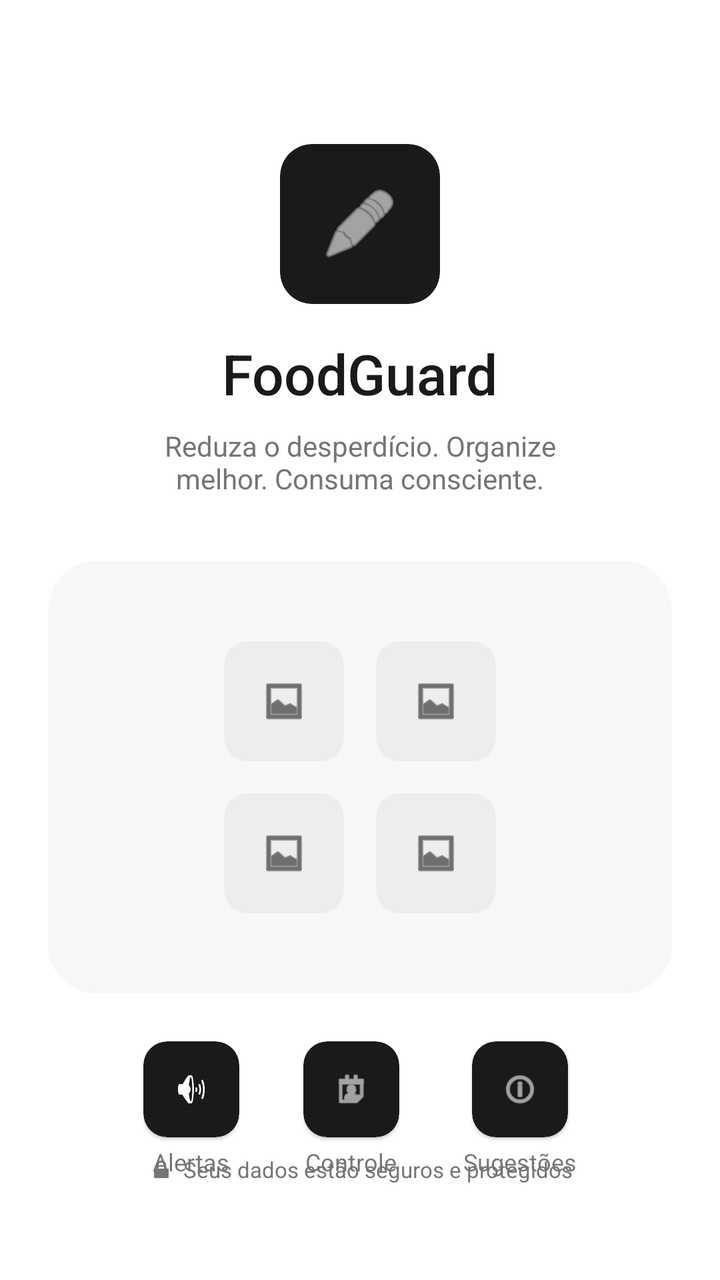
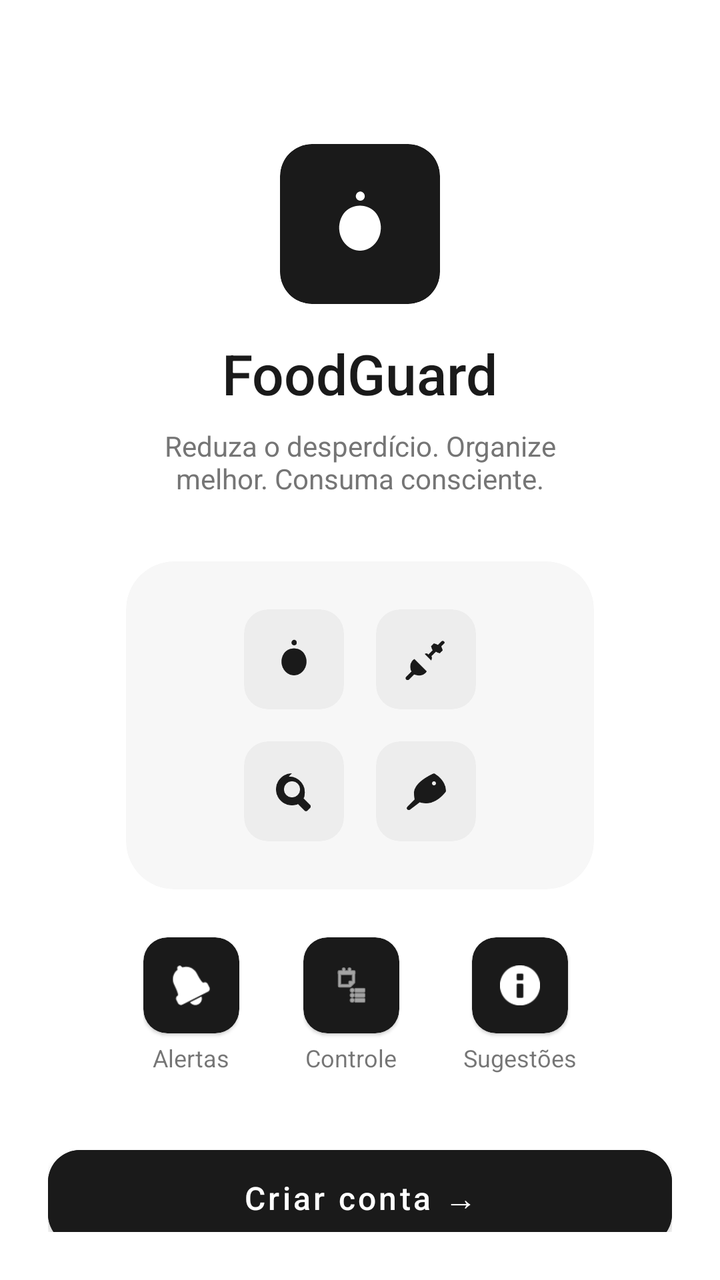

Before-and-after screenshots of an Android layout around one commit, followed by the original layout XML and the change that was made.
<!-- AndroidManifest.xml: application theme Theme.FoodGuard -->
<!-- res/layout/activity_login.xml -->
<?xml version="1.0" encoding="utf-8"?>
<androidx.constraintlayout.widget.ConstraintLayout xmlns:android="http://schemas.android.com/apk/res/android"
    xmlns:app="http://schemas.android.com/apk/res-auto"
    xmlns:tools="http://schemas.android.com/tools"
    android:layout_width="match_parent"
    android:layout_height="match_parent"
    android:background="@color/white"
    android:padding="24dp"
    tools:context=".LoginActivity">

    
    <com.google.android.material.card.MaterialCardView
        android:id="@+id/cardLogo"
        android:layout_width="80dp"
        android:layout_height="80dp"
        android:layout_marginTop="48dp"
        app:cardBackgroundColor="@color/primary_black"
        app:cardCornerRadius="16dp"
        app:cardElevation="0dp"
        app:layout_constraintEnd_toEndOf="parent"
        app:layout_constraintStart_toStartOf="parent"
        app:layout_constraintTop_toTopOf="parent">

        <ImageView
            android:layout_width="40dp"
            android:layout_height="40dp"
            android:layout_gravity="center"
            android:src="@android:drawable/ic_menu_edit"
            app:tint="@color/white" />
    </com.google.android.material.card.MaterialCardView>

    <TextView
        android:id="@+id/tvAppName"
        android:layout_width="wrap_content"
        android:layout_height="wrap_content"
        android:layout_marginTop="16dp"
        android:fontFamily="sans-serif-medium"
        android:text="FoodGuard"
        android:textColor="@color/primary_black"
        android:textSize="28sp"
        app:layout_constraintEnd_toEndOf="parent"
        app:layout_constraintStart_toStartOf="parent"
        app:layout_constraintTop_toBottomOf="@id/cardLogo" />

    <TextView
        android:id="@+id/tvSlogan"
        android:layout_width="0dp"
        android:layout_height="wrap_content"
        android:layout_marginTop="8dp"
        android:gravity="center"
        android:text="Reduza o desperdício. Organize melhor. Consuma consciente."
        android:textColor="@color/text_gray"
        android:textSize="14sp"
        app:layout_constraintEnd_toEndOf="parent"
        app:layout_constraintStart_toStartOf="parent"
        app:layout_constraintTop_toBottomOf="@id/tvAppName"
        app:layout_constraintWidth_percent="0.7" />

    
    <com.google.android.material.card.MaterialCardView
        android:id="@+id/cardFeatures"
        android:layout_width="match_parent"
        android:layout_height="wrap_content"
        android:layout_marginTop="32dp"
        app:cardBackgroundColor="@color/background_gray"
        app:cardCornerRadius="24dp"
        app:cardElevation="0dp"
        app:layout_constraintTop_toBottomOf="@id/tvSlogan">

        <GridLayout
            android:layout_width="wrap_content"
            android:layout_height="wrap_content"
            android:layout_gravity="center"
            android:layout_margin="32dp"
            android:columnCount="2"
            android:rowCount="2">

            
            <com.google.android.material.card.MaterialCardView
                android:layout_width="60dp"
                android:layout_height="60dp"
                android:layout_margin="8dp"
                app:cardBackgroundColor="@color/card_gray"
                app:cardCornerRadius="12dp"
                app:cardElevation="0dp">
                <ImageView
                    android:layout_width="24dp"
                    android:layout_height="24dp"
                    android:layout_gravity="center"
                    android:src="@android:drawable/ic_menu_gallery"
                    app:tint="@color/primary_black" />
            </com.google.android.material.card.MaterialCardView>

            <com.google.android.material.card.MaterialCardView
                android:layout_width="60dp"
                android:layout_height="60dp"
                android:layout_margin="8dp"
                app:cardBackgroundColor="@color/card_gray"
                app:cardCornerRadius="12dp"
                app:cardElevation="0dp">
                <ImageView
                    android:layout_width="24dp"
                    android:layout_height="24dp"
                    android:layout_gravity="center"
                    android:src="@android:drawable/ic_menu_gallery"
                    app:tint="@color/primary_black" />
            </com.google.android.material.card.MaterialCardView>

            <com.google.android.material.card.MaterialCardView
                android:layout_width="60dp"
                android:layout_height="60dp"
                android:layout_margin="8dp"
                app:cardBackgroundColor="@color/card_gray"
                app:cardCornerRadius="12dp"
                app:cardElevation="0dp">
                <ImageView
                    android:layout_width="24dp"
                    android:layout_height="24dp"
                    android:layout_gravity="center"
                    android:src="@android:drawable/ic_menu_gallery"
                    app:tint="@color/primary_black" />
            </com.google.android.material.card.MaterialCardView>

            <com.google.android.material.card.MaterialCardView
                android:layout_width="60dp"
                android:layout_height="60dp"
                android:layout_margin="8dp"
                app:cardBackgroundColor="@color/card_gray"
                app:cardCornerRadius="12dp"
                app:cardElevation="0dp">
                <ImageView
                    android:layout_width="24dp"
                    android:layout_height="24dp"
                    android:layout_gravity="center"
                    android:src="@android:drawable/ic_menu_gallery"
                    app:tint="@color/primary_black" />
            </com.google.android.material.card.MaterialCardView>

        </GridLayout>
    </com.google.android.material.card.MaterialCardView>

    
    <LinearLayout
        android:id="@+id/llActions"
        android:layout_width="match_parent"
        android:layout_height="wrap_content"
        android:layout_marginTop="24dp"
        android:gravity="center"
        android:orientation="horizontal"
        app:layout_constraintTop_toBottomOf="@id/cardFeatures">

        <LinearLayout
            android:layout_width="wrap_content"
            android:layout_height="wrap_content"
            android:layout_marginHorizontal="16dp"
            android:gravity="center"
            android:orientation="vertical">
            <com.google.android.material.card.MaterialCardView
                android:layout_width="48dp"
                android:layout_height="48dp"
                app:cardBackgroundColor="@color/primary_black"
                app:cardCornerRadius="12dp">
                <ImageView
                    android:layout_width="20dp"
                    android:layout_height="20dp"
                    android:layout_gravity="center"
                    android:src="@android:drawable/ic_lock_silent_mode_off"
                    app:tint="@color/white" />
            </com.google.android.material.card.MaterialCardView>
            <TextView
                android:layout_width="wrap_content"
                android:layout_height="wrap_content"
                android:layout_marginTop="4dp"
                android:text="Alertas"
                android:textSize="12sp" />
        </LinearLayout>

        <LinearLayout
            android:layout_width="wrap_content"
            android:layout_height="wrap_content"
            android:layout_marginHorizontal="16dp"
            android:gravity="center"
            android:orientation="vertical">
            <com.google.android.material.card.MaterialCardView
                android:layout_width="48dp"
                android:layout_height="48dp"
                app:cardBackgroundColor="@color/primary_black"
                app:cardCornerRadius="12dp">
                <ImageView
                    android:layout_width="20dp"
                    android:layout_height="20dp"
                    android:layout_gravity="center"
                    android:src="@android:drawable/ic_menu_my_calendar"
                    app:tint="@color/white" />
            </com.google.android.material.card.MaterialCardView>
            <TextView
                android:layout_width="wrap_content"
                android:layout_height="wrap_content"
                android:layout_marginTop="4dp"
                android:text="Controle"
                android:textSize="12sp" />
        </LinearLayout>

        <LinearLayout
            android:layout_width="wrap_content"
            android:layout_height="wrap_content"
            android:layout_marginHorizontal="16dp"
            android:gravity="center"
            android:orientation="vertical">
            <com.google.android.material.card.MaterialCardView
                android:layout_width="48dp"
                android:layout_height="48dp"
                app:cardBackgroundColor="@color/primary_black"
                app:cardCornerRadius="12dp">
                <ImageView
                    android:layout_width="20dp"
                    android:layout_height="20dp"
                    android:layout_gravity="center"
                    android:src="@android:drawable/ic_menu_info_details"
                    app:tint="@color/white" />
            </com.google.android.material.card.MaterialCardView>
            <TextView
                android:layout_width="wrap_content"
                android:layout_height="wrap_content"
                android:layout_marginTop="4dp"
                android:text="Sugestões"
                android:textSize="12sp" />
        </LinearLayout>
    </LinearLayout>

    
    <com.google.android.material.button.MaterialButton
        android:id="@+id/btnCreateAccount"
        android:layout_width="match_parent"
        android:layout_height="60dp"
        android:layout_marginTop="32dp"
        android:backgroundTint="@color/primary_black"
        android:text="Criar conta →"
        android:textAllCaps="false"
        android:textSize="16sp"
        app:cornerRadius="16dp"
        app:layout_constraintTop_toBottomOf="@id/llActions" />

    <com.google.android.material.button.MaterialButton
        android:id="@+id/btnLogin"
        style="@style/Widget.MaterialComponents.Button.OutlinedButton"
        android:layout_width="match_parent"
        android:layout_height="60dp"
        android:layout_marginTop="12dp"
        android:text="Entrar"
        android:textAllCaps="false"
        android:textColor="@color/primary_black"
        android:textSize="16sp"
        app:cornerRadius="16dp"
        app:layout_constraintTop_toBottomOf="@id/btnCreateAccount"
        app:strokeColor="@color/primary_black" />

    
    <LinearLayout
        android:layout_width="wrap_content"
        android:layout_height="wrap_content"
        android:layout_marginBottom="24dp"
        android:gravity="center"
        android:orientation="horizontal"
        app:layout_constraintBottom_toBottomOf="parent"
        app:layout_constraintEnd_toEndOf="parent"
        app:layout_constraintStart_toStartOf="parent">

        <ImageView
            android:layout_width="14dp"
            android:layout_height="14dp"
            android:src="@android:drawable/ic_lock_lock"
            app:tint="@color/text_gray" />

        <TextView
            android:layout_width="wrap_content"
            android:layout_height="wrap_content"
            android:layout_marginStart="4dp"
            android:text="Seus dados estão seguros e protegidos"
            android:textColor="@color/text_gray"
            android:textSize="11sp" />
    </LinearLayout>

</androidx.constraintlayout.widget.ConstraintLayout>
<!-- resources referenced by this layout -->
<resources>
  <color name="background_gray">#F7F7F7</color>
  <color name="card_gray">#EDEDED</color>
  <color name="primary_black">#1A1A1A</color>
  <color name="text_gray">#757575</color>
  <color name="white">#FFFFFF</color>
  <style name="Theme.FoodGuard" parent="Base.Theme.FoodGuard" />
  <style name="Base.Theme.FoodGuard" parent="Theme.MaterialComponents.Light.NoActionBar">
          
          <item name="colorPrimary">@color/primary_black</item>
          <item name="colorPrimaryVariant">@color/black</item>
          <item name="colorOnPrimary">@color/white</item>
          
          <item name="colorSecondary">@color/secondary_black</item>
          <item name="colorSecondaryVariant">@color/black</item>
          <item name="colorOnSecondary">@color/white</item>
          
          <item name="android:statusBarColor">@color/white</item>
          <item name="android:windowLightStatusBar">true</item>
          
          <item name="android:windowBackground">@color/white</item>
      </style>
  <color name="black">#000000</color>
  <color name="secondary_black">#2D2D2D</color>
</resources>

<!-- the commit's change to res/layout/activity_login.xml (unified diff, before → after) -->
@@ -25,7 +25,7 @@
             android:layout_width="40dp"
             android:layout_height="40dp"
             android:layout_gravity="center"
-            android:src="@android:drawable/ic_menu_edit"
+            android:src="@drawable/ic_apple"
             app:tint="@color/white" />
     </com.google.android.material.card.MaterialCardView>
 
@@ -59,80 +59,83 @@
     
     <com.google.android.material.card.MaterialCardView
         android:id="@+id/cardFeatures"
-        android:layout_width="match_parent"
+        android:layout_width="0dp"
         android:layout_height="wrap_content"
         android:layout_marginTop="32dp"
         app:cardBackgroundColor="@color/background_gray"
         app:cardCornerRadius="24dp"
         app:cardElevation="0dp"
-        app:layout_constraintTop_toBottomOf="@id/tvSlogan">
+        app:layout_constraintEnd_toEndOf="parent"
+        app:layout_constraintStart_toStartOf="parent"
+        app:layout_constraintTop_toBottomOf="@id/tvSlogan"
+        app:layout_constraintWidth_percent="0.75">
 
         <GridLayout
             android:layout_width="wrap_content"
             android:layout_height="wrap_content"
             android:layout_gravity="center"
-            android:layout_margin="32dp"
+            android:layout_margin="16dp"
             android:columnCount="2"
             android:rowCount="2">
 
             
             <com.google.android.material.card.MaterialCardView
-                android:layout_width="60dp"
-                android:layout_height="60dp"
-                android:layout_margin="8dp"
-                app:cardBackgroundColor="@color/card_gray"
-                app:cardCornerRadius="12dp"
-                app:cardElevation="0dp">
-                <ImageView
-                    android:layout_width="24dp"
-                    android:layout_height="24dp"
-                    android:layout_gravity="center"
-                    android:src="@android:drawable/ic_menu_gallery"
-                    app:tint="@color/primary_black" />
-            </com.google.android.material.card.MaterialCardView>
-
-            <com.google.android.material.card.MaterialCardView
-                android:layout_width="60dp"
-                android:layout_height="60dp"
-                android:layout_margin="8dp"
-                app:cardBackgroundColor="@color/card_gray"
-                app:cardCornerRadius="12dp"
-                app:cardElevation="0dp">
-                <ImageView
-                    android:layout_width="24dp"
-                    android:layout_height="24dp"
-                    android:layout_gravity="center"
-                    android:src="@android:drawable/ic_menu_gallery"
-                    app:tint="@color/primary_black" />
-            </com.google.android.material.card.MaterialCardView>
-
-            <com.google.android.material.card.MaterialCardView
-                android:layout_width="60dp"
-                android:layout_height="60dp"
-                android:layout_margin="8dp"
-                app:cardBackgroundColor="@color/card_gray"
-                app:cardCornerRadius="12dp"
-                app:cardElevation="0dp">
-                <ImageView
-                    android:layout_width="24dp"
-                    android:layout_height="24dp"
-                    android:layout_gravity="center"
-                    android:src="@android:drawable/ic_menu_gallery"
-                    app:tint="@color/primary_black" />
-            </com.google.android.material.card.MaterialCardView>
-
-            <com.google.android.material.card.MaterialCardView
-                android:layout_width="60dp"
-                android:layout_height="60dp"
-                android:layout_margin="8dp"
-                app:cardBackgroundColor="@color/card_gray"
-                app:cardCornerRadius="12dp"
-                app:cardElevation="0dp">
-                <ImageView
-                    android:layout_width="24dp"
-                    android:layout_height="24dp"
-                    android:layout_gravity="center"
-                    android:src="@android:drawable/ic_menu_gallery"
+                android:layout_width="50dp"
+                android:layout_height="50dp"
+                android:layout_margin="8dp"
+                app:cardBackgroundColor="@color/card_gray"
+                app:cardCornerRadius="12dp"
+                app:cardElevation="0dp">
+                <ImageView
+                    android:layout_width="24dp"
+                    android:layout_height="24dp"
+                    android:layout_gravity="center"
+                    android:src="@drawable/ic_apple"
+                    app:tint="@color/primary_black" />
+            </com.google.android.material.card.MaterialCardView>
+
+            <com.google.android.material.card.MaterialCardView
+                android:layout_width="50dp"
+                android:layout_height="50dp"
+                android:layout_margin="8dp"
+                app:cardBackgroundColor="@color/card_gray"
+                app:cardCornerRadius="12dp"
+                app:cardElevation="0dp">
+                <ImageView
+                    android:layout_width="24dp"
+                    android:layout_height="24dp"
+                    android:layout_gravity="center"
+                    android:src="@drawable/ic_carrot"
+                    app:tint="@color/primary_black" />
+            </com.google.android.material.card.MaterialCardView>
+
+            <com.google.android.material.card.MaterialCardView
+                android:layout_width="50dp"
+                android:layout_height="50dp"
+                android:layout_margin="8dp"
+                app:cardBackgroundColor="@color/card_gray"
+                app:cardCornerRadius="12dp"
+                app:cardElevation="0dp">
+                <ImageView
+                    android:layout_width="24dp"
+                    android:layout_height="24dp"
+                    android:layout_gravity="center"
+                    android:src="@drawable/ic_meat"
+                    app:tint="@color/primary_black" />
+            </com.google.android.material.card.MaterialCardView>
+
+            <com.google.android.material.card.MaterialCardView
+                android:layout_width="50dp"
+                android:layout_height="50dp"
+                android:layout_margin="8dp"
+                app:cardBackgroundColor="@color/card_gray"
+                app:cardCornerRadius="12dp"
+                app:cardElevation="0dp">
+                <ImageView
+                    android:layout_width="24dp"
+                    android:layout_height="24dp"
+                    android:layout_gravity="center"
+                    android:src="@drawable/ic_fish"
                     app:tint="@color/primary_black" />
             </com.google.android.material.card.MaterialCardView>
 
@@ -164,7 +167,7 @@
                     android:layout_width="20dp"
                     android:layout_height="20dp"
                     android:layout_gravity="center"
-                    android:src="@android:drawable/ic_lock_silent_mode_off"
+                    android:src="@android:drawable/ic_popup_reminder"
                     app:tint="@color/white" />
             </com.google.android.material.card.MaterialCardView>
             <TextView
@@ -190,7 +193,7 @@
                     android:layout_width="20dp"
                     android:layout_height="20dp"
                     android:layout_gravity="center"
-                    android:src="@android:drawable/ic_menu_my_calendar"
+                    android:src="@android:drawable/ic_menu_agenda"
                     app:tint="@color/white" />
             </com.google.android.material.card.MaterialCardView>
             <TextView
@@ -216,7 +219,7 @@
                     android:layout_width="20dp"
                     android:layout_height="20dp"
                     android:layout_gravity="center"
-                    android:src="@android:drawable/ic_menu_info_details"
+                    android:src="@android:drawable/ic_dialog_info"
                     app:tint="@color/white" />
             </com.google.android.material.card.MaterialCardView>
             <TextView
<!-- resource entries referenced after the edit -->
@@ -5,6 +5,46 @@
   <color name="primary_black">#1A1A1A</color>
   <color name="text_gray">#757575</color>
   <color name="white">#FFFFFF</color>
+  <!-- drawable ic_apple (drawable) -->
+  <vector xmlns:android="http://schemas.android.com/apk/res/android"
+      android:width="24dp"
+      android:height="24dp"
+      android:viewportWidth="24"
+      android:viewportHeight="24">
+      <path
+          android:fillColor="#000000"
+          android:pathData="M12,2.25C12.38,2.25 12.72,2.39 12.97,2.62C13.25,2.88 13.43,3.25 13.43,3.66C13.43,4.4 12.83,5 12.09,5C11.35,5 10.75,4.4 10.75,3.66C10.75,3.25 10.93,2.88 11.21,2.62C11.46,2.39 11.8,2.25 12.18,2.25H12ZM12,6.5C10,6.5 8.22,7.4 7.15,8.81C6.27,10 5.75,11.5 5.75,13.13C5.75,16.88 8.56,20 12,20C15.44,20 18.25,16.88 18.25,13.13C18.25,11.5 17.73,10 16.85,8.81C15.78,7.4 14,6.5 12,6.5Z" />
+  </vector>
+  <!-- drawable ic_carrot (drawable) -->
+  <vector xmlns:android="http://schemas.android.com/apk/res/android"
+      android:width="24dp"
+      android:height="24dp"
+      android:viewportWidth="24"
+      android:viewportHeight="24">
+      <path
+          android:fillColor="#000000"
+          android:pathData="M21.05,3.1c-0.39,-0.39 -1.02,-0.39 -1.41,0L18,4.74l-2,-0.74l-1.5,1.5l0.76,2l-2.13,2.13c-0.33,-0.71 -1.15,-0.77 -1.82,-0.32l3.26,3.26c0.45,-0.67 0.51,-1.49 0.18,-2.2l2.13,-2.13l2,0.76l1.5,-1.5l-0.74,-2l1.64,-1.64C21.44,4.12 21.44,3.49 21.05,3.1zM6.21,11.83C4.91,12.63 4.14,14.07 4.14,15.6c0,0.9 0.21,1.74 0.57,2.5l-2.61,2.61c-0.39,0.39 -0.39,1.02 0,1.41s1.02,0.39 1.41,0l2.61,-2.61c0.76,0.36 1.6,0.57 2.5,0.57c1.53,0 2.97,-0.77 3.77,-2.07L6.21,11.83z" />
+  </vector>
+  <!-- drawable ic_fish (drawable) -->
+  <vector xmlns:android="http://schemas.android.com/apk/res/android"
+      android:width="24dp"
+      android:height="24dp"
+      android:viewportWidth="24"
+      android:viewportHeight="24">
+      <path
+          android:fillColor="#000000"
+          android:pathData="M22,12c0,0 -4,6 -10,6c-1.1,0 -2.14,-0.19 -3.1,-0.53L4.1,21.1c-0.39,0.39 -1.02,0.39 -1.41,0s-0.39,-1.02 0,-1.41l3.63,-3.63C6.11,15.1,6,14.07,6,13c0,-6 10,-10 10,-10s6,3 6,9zM16,9c0.55,0 1,-0.45 1,-1s-0.45,-1 -1,-1s-1,0.45 -1,1S15.45,9,16,9z" />
+  </vector>
+  <!-- drawable ic_meat (drawable) -->
+  <vector xmlns:android="http://schemas.android.com/apk/res/android"
+      android:width="24dp"
+      android:height="24dp"
+      android:viewportWidth="24"
+      android:viewportHeight="24">
+      <path
+          android:fillColor="#000000"
+          android:pathData="M11,3c-4.42,0 -8,3.58 -8,8c0,4.42 3.58,8 8,8c1.08,0 2.09,-0.22 3.01,-0.61l3.28,3.28c0.39,0.39 1.02,0.39 1.41,0l1.41,-1.41c0.39,-0.39 0.39,-1.02 0,-1.41l-3.28,-3.28c0.39,-0.92 0.61,-1.93 0.61,-3.01c0,-4.42 -3.58,-8 -8,-8zM11,15c-2.21,0 -4,-1.79 -4,-4s1.79,-4 4,-4s4,1.79 4,4s-1.79,4 -4,4z" />
+  </vector>
   <style name="Theme.FoodGuard" parent="Base.Theme.FoodGuard" />
   <style name="Base.Theme.FoodGuard" parent="Theme.MaterialComponents.Light.NoActionBar">
           
